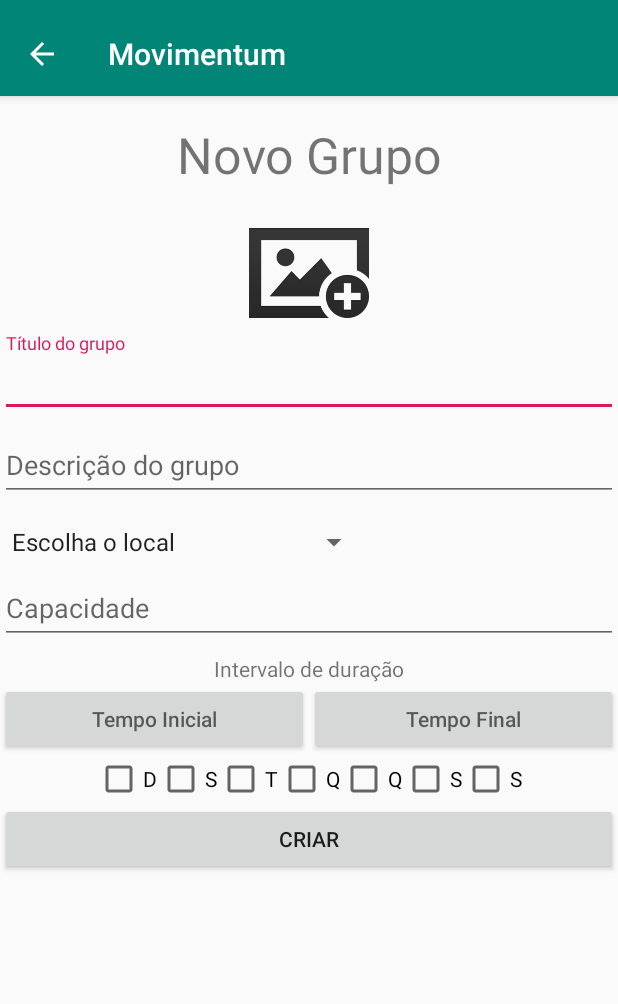
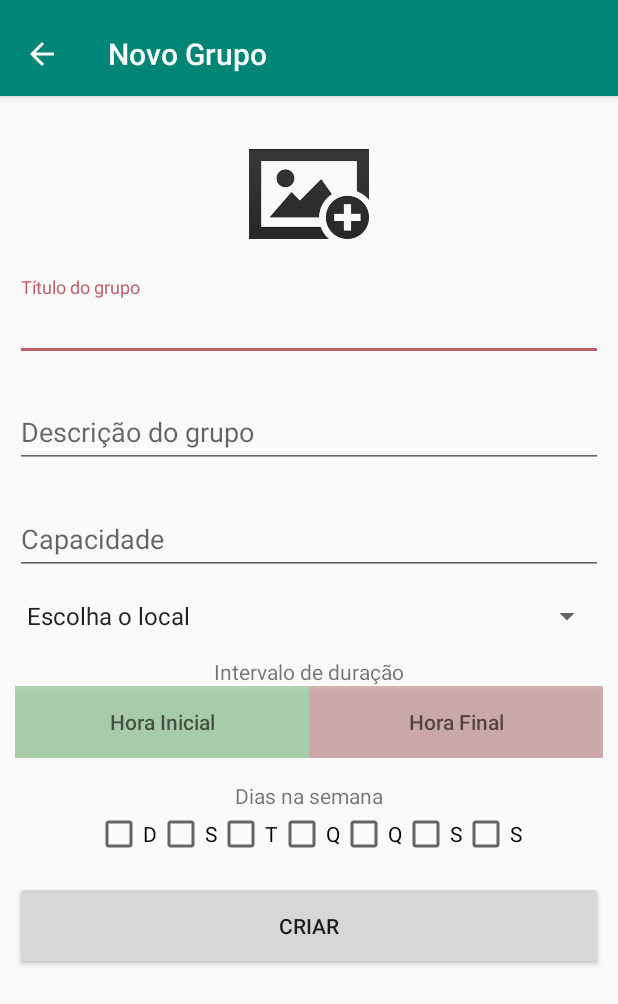
Before and after one commit to Barbalho12/movimentum, an Android app: the NewGroupActivity screen opened directly, with no data from a screen before it, on a phone screen of 412 x 824 dp. Shown: the top 1004 px of the screen. Run offline under Robolectric (Android 15) with nearby library versions, the phone set to English and light mode, and no system bars.

Commit message:
View Group

```diff
--- a/app/src/main/java/br/ufrn/movimentum/NewGroupActivity.java
+++ b/app/src/main/java/br/ufrn/movimentum/NewGroupActivity.java
@@ -35,15 +35,9 @@ public class NewGroupActivity extends AppCompatActivity {
 
     private ImageView iv_image_new_group;
 
+    private Button bt_time_init_new_group;
+    private Button bt_time_end_new_group;
 
-//    EditText chooseTime;
-//    TimePickerDialog timePickerDialog;
-//    Calendar calendar;
-//    int currentHour;
-//    int currentMinute;
-//    String amPm;
-    private Button bt_time_init;
-    private Button bt_time_end;
     @Override
     protected void onCreate(Bundle savedInstanceState) {
         super.onCreate(savedInstanceState);
@@ -54,22 +48,14 @@ public class NewGroupActivity extends AppCompatActivity {
 
         getSupportActionBar().setDisplayHomeAsUpEnabled(true);
         getSupportActionBar().setDisplayShowHomeEnabled(true);
+        getSupportActionBar().setTitle("Novo Grupo");
 
         toolbar.setNavigationOnClickListener(new View.OnClickListener() {
             @Override
             public void onClick(View v) {
                 finish();
-//                startActivity(new Intent(getApplicationContext(), MainActivity.class));
             }
         });
-
-//        mActionBar.setNavigationIcon(getResources().getDrawable(R.drawable.ic_action_back));
-//        mActionBar.setNavigationOnClickListener(new View.OnClickListener() {
-//            @Override
-//            public void onClick(View v) {
-//                //What to do on back clicked
-//            }
-//        });
 
         addItemsOnSpinner();
 
@@ -85,61 +71,35 @@ public class NewGroupActivity extends AppCompatActivity {
             }
         });
 
-
-
-        bt_time_init = findViewById(R.id.bt_time_init);
-        bt_time_init.setOnClickListener(new View.OnClickListener() {
+        bt_time_init_new_group = findViewById(R.id.bt_time_init_new_group);
+        bt_time_init_new_group.setBackgroundColor(Color.argb(180, 150, 200, 150));
+        bt_time_init_new_group.setOnClickListener(new View.OnClickListener() {
             @Override
             public void onClick(View view) {
                 TimePickerDialog timePickerDialog = new TimePickerDialog(NewGroupActivity.this, new TimePickerDialog.OnTimeSetListener() {
                     @Override
                     public void onTimeSet(TimePicker timePicker, int hourOfDay, int minutes) {
-
-                        bt_time_init.setText(hourOfDay + ":" + minutes);
+                        bt_time_init_new_group.setText(String.format("%02d:%02d", hourOfDay, minutes));
                     }
-                }, 0, 0, false);
+                }, 0, 0, true);
                 timePickerDialog.show();
             }
         });
 
-        bt_time_end = findViewById(R.id.bt_time_end);
-        bt_time_end.setOnClickListener(new View.OnClickListener() {
+        bt_time_end_new_group = findViewById(R.id.bt_time_end_new_group);
+        bt_time_end_new_group.setBackgroundColor(Color.argb(180, 200, 150, 150));
+        bt_time_end_new_group.setOnClickListener(new View.OnClickListener() {
             @Override
             public void onClick(View view) {
                 TimePickerDialog timePickerDialog = new TimePickerDialog(NewGroupActivity.this, new TimePickerDialog.OnTimeSetListener() {
                     @Override
                     public void onTimeSet(TimePicker timePicker, int hourOfDay, int minutes) {
-
-                        bt_time_end.setText(hourOfDay + ":" + minutes);
+                        bt_time_end_new_group.setText(String.format("%02d:%02d", hourOfDay, minutes));
                     }
-                }, 0, 0, false);
+                }, 0, 0, true);
                 timePickerDialog.show();
             }
         });
-
-//        chooseTime = findViewById(R.id.et_datetime_new_group);
-//        chooseTime.setOnClickListener(new View.OnClickListener() {
-//            @Override
-//            public void onClick(View view) {
-//                calendar = Calendar.getInstance();
-//                currentHour = calendar.get(Calendar.HOUR_OF_DAY);
-//                currentMinute = calendar.get(Calendar.MINUTE);
-//
-//                timePickerDialog = new TimePickerDialog(getApplication(), new TimePickerDialog.OnTimeSetListener() {
-//                    @Override
-//                    public void onTimeSet(TimePicker timePicker, int hourOfDay, int minutes) {
-//                        if (hourOfDay >= 12) {
-//                            amPm = "PM";
-//                        } else {
-//                            amPm = "AM";
-//                        }
-//                        chooseTime.setText(String.format("%02d:%02d", hourOfDay, minutes) + amPm);
-//                    }
-//                }, currentHour, currentMinute, false);
-//
-//                timePickerDialog.show();
-//            }
-//        });
     }
 
     // add items into spinner dynamically
@@ -154,24 +114,25 @@ public class NewGroupActivity extends AppCompatActivity {
         list.add("UFRN - Piscina 2");
         list.add("UFRN - Piscina 1");
         list.add("Em torno da UFRN");
-//        ArrayAdapter<String> dataAdapter = new ArrayAdapter<String>(this,
-//                android.R.layout.simple_spinner_item, list);
 
         final ArrayAdapter<String> dataAdapter = new ArrayAdapter<String>(
-                this,android.R.layout.simple_spinner_item, list){
+                this, android.R.layout.simple_spinner_item, list) {
             @Override
-            public boolean isEnabled(int position){
-                if(position == 0){return false;
-                } else { return true; }
+            public boolean isEnabled(int position) {
+                if (position == 0) {
+                    return false;
+                } else {
+                    return true;
+                }
             }
 
             @Override
             public View getDropDownView(int position, View convertView, ViewGroup parent) {
                 View view = super.getDropDownView(position, convertView, parent);
                 TextView tv = (TextView) view;
-                if(position == 0){
+                if (position == 0) {
                     tv.setTextColor(Color.GRAY);
-                }else {
+                } else {
                     tv.setTextColor(Color.BLACK);
                 }
 
@@ -184,62 +145,23 @@ public class NewGroupActivity extends AppCompatActivity {
             @Override
             public void onItemSelected(AdapterView<?> adapterView, View view, int i, long l) {
                 String selectedItemText = (String) adapterView.getItemAtPosition(i);
-                if(i > 0){
-                    // Ação realizada quando um elemento diferente
-                    // do hint é selecionado
+                if (i > 0) {
                 }
             }
 
             @Override
             public void onNothingSelected(AdapterView<?> adapterView) {
 
-
             }
         });
-
-
-
-
-    }
-
-
-
-    @Override
-    public void onBackPressed() {
-
-//        DrawerLayout drawer = (DrawerLayout) findViewById(R.id.drawer_layout);
-//        if (drawer.isDrawerOpen(GravityCompat.START)) {
-//            drawer.closeDrawer(GravityCompat.START);
-//        } else {
-//            super.onBackPressed();
-//        }
     }
 
     @Override
     protected void onActivityResult(int requestCode, int resultCode, Intent data) {
         super.onActivityResult(requestCode, resultCode, data);
-        if (requestCode == RESULT_LOAD_IMAGE  && resultCode == RESULT_OK) {
+        if (requestCode == RESULT_LOAD_IMAGE && resultCode == RESULT_OK) {
             Uri fullPhotoUri = data.getData();
             iv_image_new_group.setImageURI(fullPhotoUri);
-
         }
-//        if (requestCode == RESULT_LOAD_IMAGE && resultCode == RESULT_OK && null != data) {
-//            Uri selectedImage = data.getData();
-//            String[] filePathColumn = { MediaStore.Images.Media.DATA };
-//
-//            Cursor cursor = getContentResolver().query(selectedImage,
-//                    filePathColumn, null, null, null);
-//            cursor.moveToFirst();
-//
-//            int columnIndex = cursor.getColumnIndex(filePathColumn[0]);
-//            String picturePath = cursor.getString(columnIndex).replace("file://","");
-//            cursor.close();
-//
-//            ImageView imageView = (ImageView) findViewById(R.id.iv_image_new_group);
-//            imageView.setImageBitmap(BitmapFactory.decodeFile(picturePath));
-//
-//        }
-
-
     }
 }
--- a/app/src/main/java/br/ufrn/movimentum/fragments/CommunityFragment.java
+++ b/app/src/main/java/br/ufrn/movimentum/fragments/CommunityFragment.java
@@ -19,6 +19,7 @@ import java.util.List;
 
 import br.ufrn.movimentum.MainActivity;
 import br.ufrn.movimentum.R;
+import br.ufrn.movimentum.ViewGroupActivity;
 import br.ufrn.movimentum.adapters.GroupAdapter;
 import br.ufrn.movimentum.adapters.ItemList;
 
@@ -75,7 +76,7 @@ public class CommunityFragment extends Fragment {
 //                Toast.makeText(getApplicationContext(),
 //                        "Clicou no item " + position, Toast.LENGTH_LONG).show();
                 if(position==0){
-                    Intent intent = new Intent(getActivity(), MainActivity.class);
+                    Intent intent = new Intent(getActivity(), ViewGroupActivity.class);
                     startActivity(intent);
 //                    finish();
                 }else{
--- a/app/src/main/java/br/ufrn/movimentum/fragments/InitFragment.java
+++ b/app/src/main/java/br/ufrn/movimentum/fragments/InitFragment.java
@@ -20,6 +20,7 @@ import br.ufrn.movimentum.InicialAllActivity;
 import br.ufrn.movimentum.MainActivity;
 import br.ufrn.movimentum.NewGroupActivity;
 import br.ufrn.movimentum.R;
+import br.ufrn.movimentum.ViewGroupActivity;
 import br.ufrn.movimentum.adapters.GroupAdapter;
 import br.ufrn.movimentum.adapters.ItemList;
 
@@ -68,8 +69,8 @@ public class InitFragment extends Fragment {
 //                Toast.makeText(getApplicationContext(),
 //                        "Clicou no item " + position, Toast.LENGTH_LONG).show();
                 if(position==0){
-//                    Intent intent = new Intent(getActivity(), MainActivity.class);
-//                    startActivity(intent);
+                    Intent intent = new Intent(getActivity(), ViewGroupActivity.class);
+                    startActivity(intent);
 //                    finish();
                 }else{
                     AlertDialog alertDialog = new AlertDialog.Builder(getActivity()).create();
--- a/app/src/main/res/layout/activity_new_group.xml
+++ b/app/src/main/res/layout/activity_new_group.xml
@@ -1,7 +1,12 @@
 <?xml version="1.0" encoding="utf-8"?>
-<LinearLayout xmlns:android="http://schemas.android.com/apk/res/android"
+<ScrollView
+    xmlns:android="http://schemas.android.com/apk/res/android"
     xmlns:app="http://schemas.android.com/apk/res-auto"
     xmlns:tools="http://schemas.android.com/tools"
+    android:layout_width="match_parent"
+    android:layout_height="match_parent">
+
+<LinearLayout
     android:layout_width="match_parent"
     android:layout_height="match_parent"
     android:orientation="vertical"
@@ -24,31 +29,19 @@
 
         </android.support.v7.widget.Toolbar>
 
-        <!--<android.support.design.widget.TabLayout-->
-            <!--android:id="@+id/tabs"-->
-            <!--android:layout_width="match_parent"-->
-            <!--android:layout_height="wrap_content" />-->
-
     </android.support.design.widget.AppBarLayout>
 
     <LinearLayout
         android:layout_width="match_parent"
         android:layout_height="wrap_content"
-        android:orientation="vertical">
-
-        <TextView
-            android:layout_width="match_parent"
-            android:layout_height="wrap_content"
-            android:layout_margin="25px"
-            android:text="Novo Grupo"
-            android:textAlignment="center"
-            android:textSize="@dimen/title_size"/>
+        android:orientation="vertical"
+        android:padding="10dp">
 
         <ImageView
             android:id="@+id/iv_image_new_group"
             android:scaleType="centerCrop"
             android:layout_width="80dp"
-            android:layout_marginTop="0dp"
+            android:layout_marginTop="@dimen/margin_form"
             android:layout_height="80dp"
             android:layout_gravity="center_horizontal"
             android:src="@drawable/add_picture" />
@@ -56,7 +49,8 @@
 
         <android.support.design.widget.TextInputLayout
             android:layout_width="match_parent"
-            android:layout_height="wrap_content">
+            android:layout_height="wrap_content"
+            android:layout_marginTop="@dimen/margin_form">
 
             <EditText
                 android:id="@+id/tv_title_new_group"
@@ -70,11 +64,10 @@
 
         </android.support.design.widget.TextInputLayout>
 
-
-
         <android.support.design.widget.TextInputLayout
             android:layout_width="match_parent"
-            android:layout_height="wrap_content">
+            android:layout_height="wrap_content"
+            android:layout_marginTop="@dimen/margin_form">
 
             <EditText
                 android:id="@+id/tv_descript_new_group"
@@ -89,111 +82,98 @@
         </android.support.design.widget.TextInputLayout>
 
 
-        <!--<android.support.design.widget.TextInputLayout-->
+
+
+
+        <!--<LinearLayout-->
+            <!--android:layout_marginTop="@dimen/margin_form"-->
             <!--android:layout_width="match_parent"-->
-            <!--android:layout_height="wrap_content">-->
+            <!--android:layout_height="wrap_content"-->
+            <!--android:orientation="horizontal">-->
+
+
+            <!--<TextView-->
+
+                <!--android:layout_width="wrap_content"-->
+                <!--android:layout_height="wrap_content"-->
+                <!--android:hint="Capacidade"-->
+                <!--android:gravity="center_vertical"-->
+                <!--/>-->
+
+            <!--<Button-->
+                <!--android:layout_width="wrap_content"-->
+                <!--android:layout_height="wrap_content"-->
+                <!--android:text="+"/>-->
 
             <!--<EditText-->
-                <!--android:id="@+id/tv_local_new_group"-->
-                <!--android:layout_width="match_parent"-->
+                <!--android:id="@+id/tv_capacity_new_group"-->
                 <!--android:layout_height="wrap_content"-->
-                <!--android:hint="Local"-->
-                <!--android:imeOptions="actionNext"-->
-                <!--android:inputType="textAutoComplete"-->
-                <!--android:maxLines="1"-->
+                <!--android:layout_width="wrap_content"-->
+                <!--android:imeOptions="actionDone"-->
+                <!--android:maxLength="3"-->
+                <!--android:inputType="number"-->
+                <!--android:singleLine="true"-->
                 <!--tools:ignore="InvalidImeActionId" />-->
 
-        <!--</android.support.design.widget.TextInputLayout>-->
+            <!--<Button-->
+                <!--android:layout_width="wrap_content"-->
+                <!--android:layout_height="wrap_content"-->
+                <!--android:text="-"/>-->
 
-        <!--<android.support.v7.widget.AppCompatSpinner-->
-            <!--android:layout_width="match_parent"-->
-            <!--android:layout_height="wrap_content"-->
-            <!--android:entries="@array/country_arrays"-->
-            <!--android:prompt="@string/country_prompt"-->
-            <!--android:background="@drawable/bg_dropdown"/>-->
+        <!--</LinearLayout>-->
 
-        <android.support.v7.widget.AppCompatSpinner
-            android:id="@+id/sp_local_new_group"
-            android:layout_width="wrap_content"
-            android:layout_marginTop="15dp"
-            android:tooltipText="Selecione um lugar"
-            android:layout_height="wrap_content"/>
+
+
 
         <android.support.design.widget.TextInputLayout
             android:layout_width="match_parent"
-            android:layout_height="wrap_content">
+            android:layout_height="wrap_content"
+            android:layout_marginTop="@dimen/margin_form">
 
             <EditText
-                android:layout_marginTop="15dp"
                 android:id="@+id/tv_capacity_new_group"
                 android:layout_width="match_parent"
                 android:layout_height="wrap_content"
                 android:hint="Capacidade"
-                android:imeOptions="actionNext"
+                android:imeOptions="actionDone"
                 android:maxLines="1"
+                android:maxLength="3"
                 android:inputType="number"
                 android:singleLine="true"
                 tools:ignore="InvalidImeActionId" />
 
         </android.support.design.widget.TextInputLayout>
 
-
-        <!--<NumberPicker-->
+        <!--<LinearLayout-->
+            <!--android:layout_marginTop="@dimen/margin_form"-->
             <!--android:layout_width="match_parent"-->
             <!--android:layout_height="wrap_content"-->
-            <!--&gt;-->
-            <!---->
-        <!--</NumberPicker>-->
-
-        <!--<DatePicker-->
-            <!--android:layout_width="match_parent"-->
-            <!--android:layout_height="wrap_content"-->
-            <!--&gt;</DatePicker>-->
+            <!--android:orientation="horizontal"-->
+            <!--android:weightSum="1">-->
 
 
+            <!--<TextView-->
+                <!--android:layout_weight="0.5"-->
+                <!--android:layout_width="wrap_content"-->
+                <!--android:layout_height="wrap_content"-->
+                <!--android:text="Local"-->
+                <!--android:gravity="center_vertical"-->
+                <!--/>-->
+            <android.support.v7.widget.AppCompatSpinner
 
-        <!--<EditText-->
-            <!--android:layout_marginTop="15dp"-->
-            <!--android:id="@+id/et_datetime_new_group"-->
-            <!--android:layout_width="match_parent"-->
-            <!--android:layout_height="wrap_content"-->
-            <!--android:hint="Horário"-->
-            <!--android:layout_centerHorizontal="true"-->
-            <!--android:layout_centerVertical="true"></EditText>-->
+                android:layout_marginTop="@dimen/margin_form"
+                android:id="@+id/sp_local_new_group"
+                android:layout_width="match_parent"
+                android:tooltipText="Selecione um lugar"
+                android:layout_height="wrap_content"/>
 
-        <!--<android.support.design.widget.TextInputLayout-->
-            <!--android:layout_width="match_parent"-->
-            <!--android:layout_height="wrap_content">-->
-
-
-
-            <!--<EditText-->
-                <!--android:layout_marginTop="15dp"-->
-                <!--android:id="@+id/et_datetime_new_group"-->
-                <!--android:layout_width="match_parent"-->
-                <!--android:layout_height="wrap_content"-->
-                <!--android:hint="Horário"-->
-                <!--android:layout_centerHorizontal="true"-->
-                <!--android:layout_centerVertical="true"-->
-                <!--android:imeOptions="actionNext"-->
-                <!--android:inputType="datetime"-->
-                <!--tools:ignore="InvalidImeActionId" />-->
-
-        <!--</android.support.design.widget.TextInputLayout>-->
-        <!--<Spinner-->
-            <!--android:id="@+id/sp_local_new_group"-->
-            <!--android:layout_width="match_parent"-->
-            <!--android:padding="15dp"-->
-            <!---->
-            <!--android:tooltipText="Selecione um lugar"-->
-            <!--android:layout_height="wrap_content" />-->
 
         <LinearLayout
             android:layout_width="match_parent"
             android:layout_height="wrap_content"
             android:gravity="center"
             android:orientation="vertical"
-            android:layout_marginTop="10px">
+            android:layout_marginTop="@dimen/margin_form">
 
             <TextView
                 android:layout_width="wrap_content"
@@ -206,25 +186,29 @@
                 android:orientation="horizontal">
 
                 <Button
-                    android:id="@+id/bt_time_init"
+                    android:id="@+id/bt_time_init_new_group"
                     android:layout_height="wrap_content"
                     android:layout_width="0dp"
                     android:layout_weight="1"
                     android:layout_centerVertical="true"
-                    android:hint="Tempo Inicial" />
-
+                    android:hint="Hora Inicial" />
 
                 <Button
-                    android:id="@+id/bt_time_end"
+                    android:id="@+id/bt_time_end_new_group"
                     android:layout_height="wrap_content"
                     android:layout_weight="1"
                     android:layout_centerHorizontal="true"
                     android:layout_centerVertical="true"
-                    android:hint="Tempo Final"
+                    android:hint="Hora Final"
                     android:layout_width="0dp" />
+            </LinearLayout>
 
 
-            </LinearLayout>
+            <TextView
+                android:layout_width="wrap_content"
+                android:layout_height="wrap_content"
+                android:text="Dias na semana"
+                android:layout_marginTop="@dimen/margin_form"/>
 
             <LinearLayout
                 android:layout_width="match_parent"
@@ -232,54 +216,55 @@
                 android:orientation="horizontal"
                 android:gravity="center">
 
-
                 <CheckBox
+                    android:id="@+id/cb_dom_new_group"
                     android:text="D"
                     android:layout_width="wrap_content"
                     android:layout_height="wrap_content" />
 
                 <CheckBox
+                    android:id="@+id/cb_seg_new_group"
                     android:text="S"
                     android:layout_width="wrap_content"
                     android:layout_height="wrap_content" />
                 <CheckBox
+                    android:id="@+id/cb_ter_new_group"
                     android:text="T"
                     android:layout_width="wrap_content"
                     android:layout_height="wrap_content" />
                 <CheckBox
+                    android:id="@+id/cb_qua_new_group"
                     android:text="Q"
                     android:layout_width="wrap_content"
                     android:layout_height="wrap_content" />
                 <CheckBox
+                    android:id="@+id/cb_qui_new_group"
                     android:text="Q"
                     android:layout_width="wrap_content"
                     android:layout_height="wrap_content" />
                 <CheckBox
+                    android:id="@+id/cb_sex_new_group"
                     android:text="S"
                     android:layout_width="wrap_content"
                     android:layout_height="wrap_content" />
                 <CheckBox
+                    android:id="@+id/cb_sab_new_group"
                     android:text="S"
                     android:layout_width="wrap_content"
                     android:layout_height="wrap_content" />
-
-
             </LinearLayout>
 
             <Button
+                android:id="@+id/bt_create_new_group"
                 android:layout_width="match_parent"
                 android:layout_height="wrap_content"
-                android:text="Criar"/>
-
-
+                android:text="Criar"
+                android:padding="20dp"
+                android:layout_marginTop="@dimen/margin_form"/>
 
         </LinearLayout>
-
-
-
-
-
 
     </LinearLayout>
 
 </LinearLayout>
+</ScrollView>
--- a/app/src/main/res/values/colors.xml
+++ b/app/src/main/res/values/colors.xml
@@ -2,5 +2,5 @@
 <resources>
     <color name="colorPrimary">#008577</color>
     <color name="colorPrimaryDark">#00574B</color>
-    <color name="colorAccent">#D81B60</color>
+    <color name="colorAccent">#bf5e68</color>
 </resources>
--- a/app/src/main/res/values/dimens.xml
+++ b/app/src/main/res/values/dimens.xml
@@ -9,4 +9,6 @@
     <dimen name="fab_margin">16dp</dimen>
     <dimen name="appbar_padding_top">8dp</dimen>
     <dimen name="title_size">15pt</dimen>
+    <dimen name="margin_form">15dp</dimen>
+    <dimen name="margin_view_group">13dp</dimen>
 </resources>
```
Also changed, not shown: app/src/main/AndroidManifest.xml (+4 -4 lines), app/src/main/java/br/ufrn/movimentum/ViewGroupActivity.java (added, +89 -0 lines), app/src/main/res/drawable/side_nav_bar.xml (+4 -4 lines), app/src/main/res/layout/activity_view_group.xml (added, +138 -0 lines).
